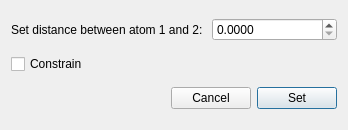
This is src/Configurator/ScalarConstraintConfigurator.ui in nutjunkie/IQmol as Qt 5 draws it before an edit. The edited form follows.
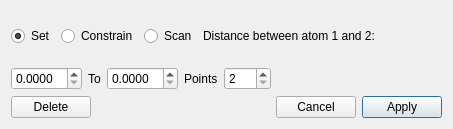
This is the edited form.

Commit message: Added support for PES scans

```diff
--- a/src/Configurator/ScalarConstraintConfigurator.ui
+++ b/src/Configurator/ScalarConstraintConfigurator.ui
@@ -6,8 +6,8 @@
    <rect>
     <x>0</x>
     <y>0</y>
-    <width>348</width>
-    <height>130</height>
+    <width>453</width>
+    <height>129</height>
    </rect>
   </property>
   <property name="windowTitle">
@@ -18,14 +18,55 @@
   </property>
   <layout class="QVBoxLayout" name="verticalLayout">
    <item>
-    <layout class="QHBoxLayout" name="horizontalLayout">
+    <layout class="QHBoxLayout" name="horizontalLayout_2">
+     <item>
+      <widget class="QRadioButton" name="setButton">
+       <property name="text">
+        <string>Set</string>
+       </property>
+       <property name="checked">
+        <bool>true</bool>
+       </property>
+      </widget>
+     </item>
+     <item>
+      <widget class="QRadioButton" name="constrainButton">
+       <property name="text">
+        <string>Constrain</string>
+       </property>
+      </widget>
+     </item>
+     <item>
+      <widget class="QRadioButton" name="scanButton">
+       <property name="text">
+        <string>Scan</string>
+       </property>
+      </widget>
+     </item>
      <item>
       <widget class="QLabel" name="label">
        <property name="text">
-        <string>Set distance between atom 1 and 2: </string>
+        <string>Distance between atom 1 and 2: </string>
        </property>
       </widget>
      </item>
+     <item>
+      <spacer name="horizontalSpacer">
+       <property name="orientation">
+        <enum>Qt::Horizontal</enum>
+       </property>
+       <property name="sizeHint" stdset="0">
+        <size>
+         <width>40</width>
+         <height>20</height>
+        </size>
+       </property>
+      </spacer>
+     </item>
+    </layout>
+   </item>
+   <item>
+    <layout class="QHBoxLayout" name="horizontalLayout_4">
      <item>
       <widget class="QDoubleSpinBox" name="value">
        <property name="suffix">
@@ -39,19 +80,42 @@
        </property>
       </widget>
      </item>
-    </layout>
-   </item>
-   <item>
-    <layout class="QHBoxLayout" name="horizontalLayout_2">
      <item>
-      <widget class="QCheckBox" name="constrainCheckBox">
+      <widget class="QLabel" name="labelTo">
        <property name="text">
-        <string>Constrain</string>
+        <string>To</string>
        </property>
       </widget>
      </item>
      <item>
-      <spacer name="horizontalSpacer">
+      <widget class="QDoubleSpinBox" name="valueMax">
+       <property name="decimals">
+        <number>4</number>
+       </property>
+       <property name="singleStep">
+        <double>0.010000000000000</double>
+       </property>
+      </widget>
+     </item>
+     <item>
+      <widget class="QLabel" name="labelPoints">
+       <property name="text">
+        <string>Points</string>
+       </property>
+      </widget>
+     </item>
+     <item>
+      <widget class="QSpinBox" name="points">
+       <property name="minimum">
+        <number>2</number>
+       </property>
+       <property name="maximum">
+        <number>999</number>
+       </property>
+      </widget>
+     </item>
+     <item>
+      <spacer name="horizontalSpacer_3">
        <property name="orientation">
         <enum>Qt::Horizontal</enum>
        </property>
@@ -67,6 +131,13 @@
    </item>
    <item>
     <layout class="QHBoxLayout" name="horizontalLayout_3">
+     <item>
+      <widget class="QPushButton" name="deleteButton">
+       <property name="text">
+        <string>Delete</string>
+       </property>
+      </widget>
+     </item>
      <item>
       <spacer name="horizontalSpacer_2">
        <property name="orientation">
@@ -90,7 +161,7 @@
      <item>
       <widget class="QPushButton" name="applyButton">
        <property name="text">
-        <string>Set</string>
+        <string>Apply</string>
        </property>
        <property name="default">
         <bool>true</bool>
```
The commit also changes 18 other files.
